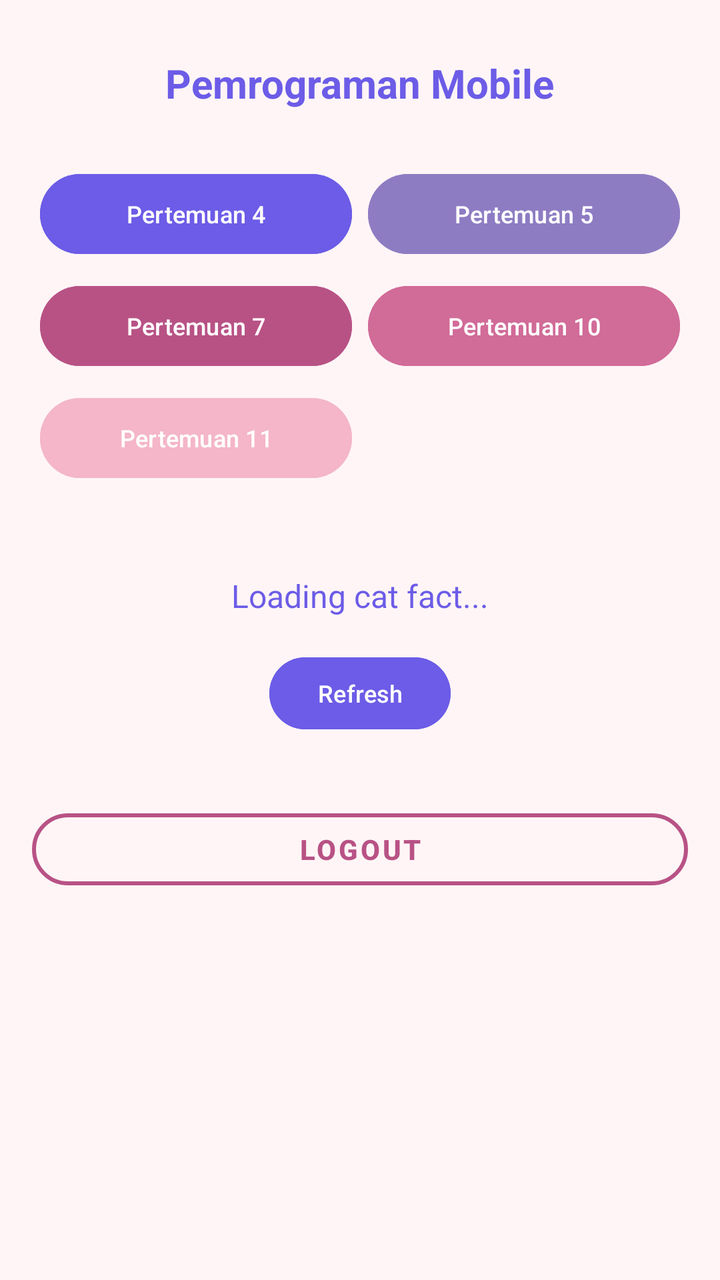
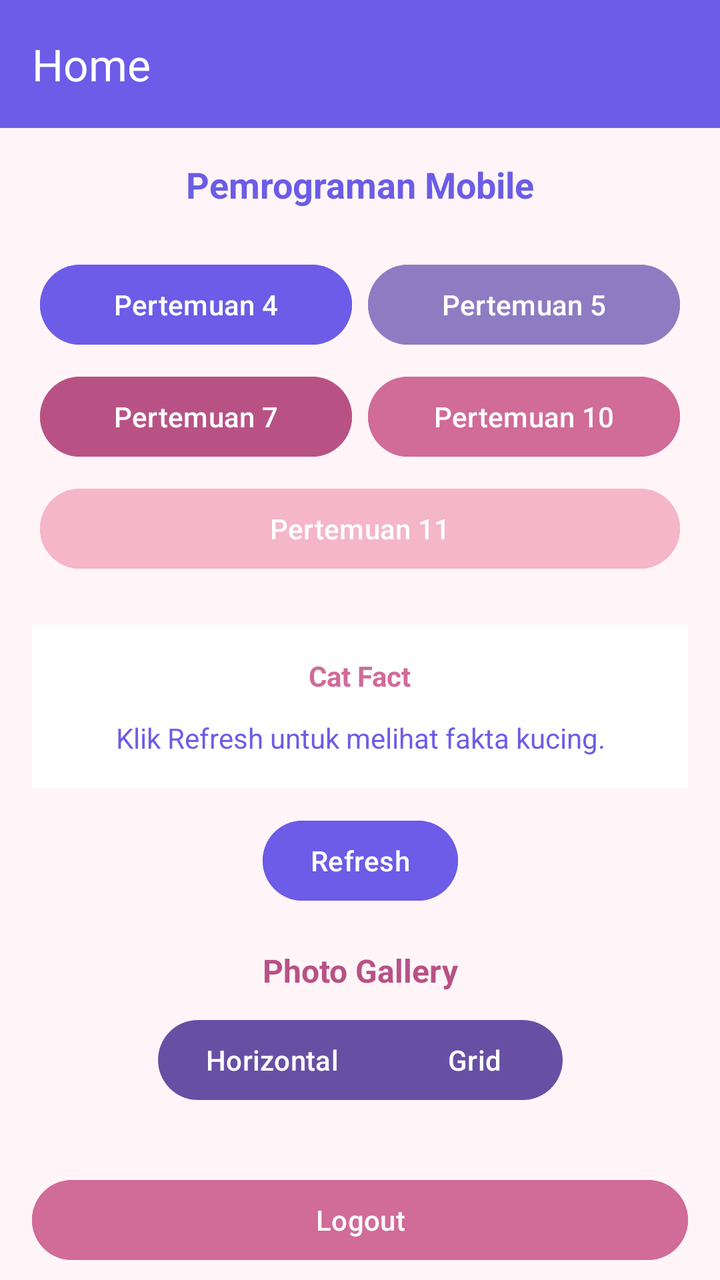

Compare the two renders of this Android layout. The source of the first and the diff that turns it into the second are given below.
<!-- AndroidManifest.xml: application theme Theme.Najahtiemobile -->
<!-- res/layout/fragment_home.xml -->
<?xml version="1.0" encoding="utf-8"?>
<androidx.constraintlayout.widget.ConstraintLayout
    xmlns:android="http://schemas.android.com/apk/res/android"
    xmlns:app="http://schemas.android.com/apk/res-auto"
    xmlns:tools="http://schemas.android.com/tools"
    android:layout_width="match_parent"
    android:layout_height="match_parent"
    android:background="#FFF5F6"
    tools:context=".Home.HomeFragment">

    <ScrollView
        android:layout_width="match_parent"
        android:layout_height="match_parent"
        android:fillViewport="true">

        <LinearLayout
            android:layout_width="match_parent"
            android:layout_height="wrap_content"
            android:orientation="vertical"
            android:gravity="center_horizontal"
            android:paddingStart="16dp"
            android:paddingEnd="16dp"
            android:paddingTop="16dp"
            android:paddingBottom="24dp">

            
            <TextView
                android:id="@+id/tvWelcome"
                android:layout_width="wrap_content"
                android:layout_height="wrap_content"
                android:layout_marginTop="12dp"
                android:layout_marginBottom="24dp"
                android:text="Pemrograman Mobile"
                android:textColor="#6C5CE7"
                android:textSize="20sp"
                android:textStyle="bold"
                android:gravity="center" />

            
            <GridLayout
                android:layout_width="match_parent"
                android:layout_height="wrap_content"
                android:columnCount="2"
                android:rowCount="3"
                android:alignmentMode="alignMargins"
                android:useDefaultMargins="true">

                
                <com.google.android.material.button.MaterialButton
                    android:id="@+id/btnToFourth"
                    android:layout_width="0dp"
                    android:layout_height="48dp"
                    android:layout_columnWeight="1"
                    android:text="Pertemuan 4"
                    android:textSize="12sp"
                    android:textColor="#FFFFFF"
                    android:backgroundTint="#6C5CE7"
                    app:cornerRadius="30dp" />

                
                <com.google.android.material.button.MaterialButton
                    android:id="@+id/btnToFifth"
                    android:layout_width="0dp"
                    android:layout_height="48dp"
                    android:layout_columnWeight="1"
                    android:text="Pertemuan 5"
                    android:textSize="12sp"
                    android:textColor="#FFFFFF"
                    android:backgroundTint="#8E7CC3"
                    app:cornerRadius="30dp" />

                
                <com.google.android.material.button.MaterialButton
                    android:id="@+id/btnToSeventh"
                    android:layout_width="0dp"
                    android:layout_height="48dp"
                    android:layout_columnWeight="1"
                    android:text="Pertemuan 7"
                    android:textSize="12sp"
                    android:textColor="#FFFFFF"
                    android:backgroundTint="#B85285"
                    app:cornerRadius="30dp" />

                
                <com.google.android.material.button.MaterialButton
                    android:id="@+id/btnToTenth"
                    android:layout_width="0dp"
                    android:layout_height="48dp"
                    android:layout_columnWeight="1"
                    android:text="Pertemuan 10"
                    android:textSize="12sp"
                    android:textColor="#FFFFFF"
                    android:backgroundTint="#D16B98"
                    app:cornerRadius="30dp" />

                
                <com.google.android.material.button.MaterialButton
                    android:id="@+id/btnToEleven"
                    android:layout_width="0dp"
                    android:layout_height="48dp"
                    android:layout_columnWeight="1"
                    android:text="Pertemuan 11"
                    android:textSize="12sp"
                    android:textColor="#FFFFFF"
                    android:backgroundTint="#F4B6C8"
                    app:cornerRadius="30dp" />

            </GridLayout>

            
            <TextView
                android:id="@+id/tvCatFact"
                android:layout_width="match_parent"
                android:layout_height="wrap_content"
                android:layout_marginTop="28dp"
                android:padding="12dp"
                android:gravity="center"
                android:text="Loading cat fact..."
                android:textAlignment="center"
                android:textColor="#6C5CE7"
                android:textSize="16sp" />

            
            <com.google.android.material.button.MaterialButton
                android:id="@+id/btnRefresh"
                android:layout_width="wrap_content"
                android:layout_height="44dp"
                android:layout_marginTop="4dp"
                android:text="Refresh"
                android:textColor="#FFFFFF"
                android:textSize="12sp"
                android:backgroundTint="#6C5CE7"
                app:cornerRadius="30dp" />

            
            <com.google.android.material.button.MaterialButton
                android:id="@+id/btnLogout"
                style="@style/Widget.MaterialComponents.Button.OutlinedButton"
                android:layout_width="match_parent"
                android:layout_height="48dp"
                android:layout_marginTop="32dp"
                android:text="Logout"
                android:textColor="#B85285"
                android:textSize="14sp"
                android:textStyle="bold"
                app:cornerRadius="24dp"
                app:strokeColor="#B85285"
                app:strokeWidth="2dp" />

        </LinearLayout>
    </ScrollView>

</androidx.constraintlayout.widget.ConstraintLayout>
<!-- resources referenced by this layout -->
<resources>
  <style name="Theme.Najahtiemobile" parent="Base.Theme.Najahtiemobile" />
  <style name="Base.Theme.Najahtiemobile" parent="Theme.Material3.DayNight.NoActionBar">
          
          
      </style>
</resources>

<!-- the commit's change to res/layout/fragment_home.xml (unified diff, before → after) -->
@@ -1,153 +1,298 @@
 <?xml version="1.0" encoding="utf-8"?>
-<androidx.constraintlayout.widget.ConstraintLayout
+<androidx.coordinatorlayout.widget.CoordinatorLayout
     xmlns:android="http://schemas.android.com/apk/res/android"
     xmlns:app="http://schemas.android.com/apk/res-auto"
     xmlns:tools="http://schemas.android.com/tools"
     android:layout_width="match_parent"
     android:layout_height="match_parent"
-    android:background="#FFF5F6"
-    tools:context=".Home.HomeFragment">
-
-    <ScrollView
+    android:background="#FFF5F8">
+
+    
+    <com.google.android.material.appbar.AppBarLayout
+        android:id="@+id/appBarLayout"
+        android:layout_width="match_parent"
+        android:layout_height="wrap_content"
+        android:background="#6C5CE7">
+
+        <com.google.android.material.appbar.MaterialToolbar
+            android:id="@+id/toolbar"
+            android:layout_width="match_parent"
+            android:layout_height="?attr/actionBarSize"
+            android:background="#6C5CE7"
+            app:title="Home"
+            app:titleTextColor="@android:color/white" />
+
+    </com.google.android.material.appbar.AppBarLayout>
+
+    
+    <androidx.core.widget.NestedScrollView
         android:layout_width="match_parent"
         android:layout_height="match_parent"
-        android:fillViewport="true">
-
-        <LinearLayout
+        android:fillViewport="true"
+        android:clipToPadding="false"
+        app:layout_behavior="@string/appbar_scrolling_view_behavior">
+
+        <androidx.constraintlayout.widget.ConstraintLayout
             android:layout_width="match_parent"
             android:layout_height="wrap_content"
-            android:orientation="vertical"
-            android:gravity="center_horizontal"
-            android:paddingStart="16dp"
-            android:paddingEnd="16dp"
-            android:paddingTop="16dp"
-            android:paddingBottom="24dp">
+            android:padding="16dp">
 
             
             <TextView
                 android:id="@+id/tvWelcome"
                 android:layout_width="wrap_content"
                 android:layout_height="wrap_content"
-                android:layout_marginTop="12dp"
-                android:layout_marginBottom="24dp"
                 android:text="Pemrograman Mobile"
                 android:textColor="#6C5CE7"
-                android:textSize="20sp"
+                android:textSize="18sp"
                 android:textStyle="bold"
-                android:gravity="center" />
-
-            
-            <GridLayout
+                app:layout_constraintTop_toTopOf="parent"
+                app:layout_constraintStart_toStartOf="parent"
+                app:layout_constraintEnd_toEndOf="parent" />
+
+            
+            <LinearLayout
+                android:id="@+id/grid_button"
                 android:layout_width="match_parent"
                 android:layout_height="wrap_content"
-                android:columnCount="2"
-                android:rowCount="3"
-                android:alignmentMode="alignMargins"
-                android:useDefaultMargins="true">
+                android:layout_marginTop="20dp"
+                android:orientation="vertical"
+                app:layout_constraintTop_toBottomOf="@id/tvWelcome"
+                app:layout_constraintStart_toStartOf="parent"
+                app:layout_constraintEnd_toEndOf="parent">
 
                 
-                <com.google.android.material.button.MaterialButton
-                    android:id="@+id/btnToFourth"
-                    android:layout_width="0dp"
-                    android:layout_height="48dp"
-                    android:layout_columnWeight="1"
-                    android:text="Pertemuan 4"
-                    android:textSize="12sp"
-                    android:textColor="#FFFFFF"
-                    android:backgroundTint="#6C5CE7"
-                    app:cornerRadius="30dp" />
+                <LinearLayout
+                    android:layout_width="match_parent"
+                    android:layout_height="wrap_content"
+                    android:orientation="horizontal">
+
+                    <com.google.android.material.button.MaterialButton
+                        android:id="@+id/btnToFourth"
+                        android:layout_width="0dp"
+                        android:layout_height="48dp"
+                        android:layout_weight="1"
+                        android:layout_margin="4dp"
+                        android:text="Pertemuan 4"
+                        android:textAllCaps="false"
+                        android:textColor="#FFFFFF"
+                        android:backgroundTint="#6C5CE7"
+                        app:cornerRadius="25dp" />
+
+                    <com.google.android.material.button.MaterialButton
+                        android:id="@+id/btnToFifth"
+                        android:layout_width="0dp"
+                        android:layout_height="48dp"
+                        android:layout_weight="1"
+                        android:layout_margin="4dp"
+                        android:text="Pertemuan 5"
+                        android:textAllCaps="false"
+                        android:textColor="#FFFFFF"
+                        android:backgroundTint="#8E7CC3"
+                        app:cornerRadius="25dp" />
+
+                </LinearLayout>
 
                 
-                <com.google.android.material.button.MaterialButton
-                    android:id="@+id/btnToFifth"
-                    android:layout_width="0dp"
-                    android:layout_height="48dp"
-                    android:layout_columnWeight="1"
-                    android:text="Pertemuan 5"
-                    android:textSize="12sp"
-                    android:textColor="#FFFFFF"
-                    android:backgroundTint="#8E7CC3"
-                    app:cornerRadius="30dp" />
-
-                
-                <com.google.android.material.button.MaterialButton
-                    android:id="@+id/btnToSeventh"
-                    android:layout_width="0dp"
-                    android:layout_height="48dp"
-                    android:layout_columnWeight="1"
-                    android:text="Pertemuan 7"
-                    android:textSize="12sp"
-                    android:textColor="#FFFFFF"
-                    android:backgroundTint="#B85285"
-                    app:cornerRadius="30dp" />
-
-                
-                <com.google.android.material.button.MaterialButton
-                    android:id="@+id/btnToTenth"
-                    android:layout_width="0dp"
-                    android:layout_height="48dp"
-                    android:layout_columnWeight="1"
-                    android:text="Pertemuan 10"
-                    android:textSize="12sp"
-                    android:textColor="#FFFFFF"
-                    android:backgroundTint="#D16B98"
-                    app:cornerRadius="30dp" />
+                <LinearLayout
+                    android:layout_width="match_parent"
+                    android:layout_height="wrap_content"
+                    android:orientation="horizontal">
+
+                    <com.google.android.material.button.MaterialButton
+                        android:id="@+id/btnToSeventh"
+                        android:layout_width="0dp"
+                        android:layout_height="48dp"
+                        android:layout_weight="1"
+                        android:layout_margin="4dp"
+                        android:text="Pertemuan 7"
+                        android:textAllCaps="false"
+                        android:textColor="#FFFFFF"
+                        android:backgroundTint="#B85285"
+                        app:cornerRadius="25dp" />
+
+                    <com.google.android.material.button.MaterialButton
+                        android:id="@+id/btnToTenth"
+                        android:layout_width="0dp"
+                        android:layout_height="48dp"
+                        android:layout_weight="1"
+                        android:layout_margin="4dp"
+                        android:text="Pertemuan 10"
+                        android:textAllCaps="false"
+                        android:textColor="#FFFFFF"
+                        android:backgroundTint="#D16B98"
+                        app:cornerRadius="25dp" />
+
+                </LinearLayout>
 
                 
                 <com.google.android.material.button.MaterialButton
                     android:id="@+id/btnToEleven"
-                    android:layout_width="0dp"
+                    android:layout_width="match_parent"
                     android:layout_height="48dp"
-                    android:layout_columnWeight="1"
+                    android:layout_margin="4dp"
                     android:text="Pertemuan 11"
-                    android:textSize="12sp"
+                    android:textAllCaps="false"
                     android:textColor="#FFFFFF"
                     android:backgroundTint="#F4B6C8"
-                    app:cornerRadius="30dp" />
-
-            </GridLayout>
-
-            
-            <TextView
-                android:id="@+id/tvCatFact"
+                    app:cornerRadius="25dp" />
+
+            </LinearLayout>
+
+            
+            <LinearLayout
+                android:id="@+id/layoutCatFact"
                 android:layout_width="match_parent"
                 android:layout_height="wrap_content"
-                android:layout_marginTop="28dp"
-                android:padding="12dp"
+                android:layout_marginTop="20dp"
+                android:orientation="vertical"
                 android:gravity="center"
-                android:text="Loading cat fact..."
-                android:textAlignment="center"
-                android:textColor="#6C5CE7"
-                android:textSize="16sp" />
+                android:padding="16dp"
+                android:background="#FFFFFF"
+                app:layout_constraintTop_toBottomOf="@id/grid_button"
+                app:layout_constraintStart_toStartOf="parent"
+                app:layout_constraintEnd_toEndOf="parent">
+
+                <TextView
+                    android:layout_width="wrap_content"
+                    android:layout_height="wrap_content"
+                    android:text="Cat Fact"
+                    android:textColor="#D16B98"
+                    android:textSize="14sp"
+                    android:textStyle="bold" />
+
+                <TextView
+                    android:id="@+id/tvCatFact"
+                    android:layout_width="match_parent"
+                    android:layout_height="wrap_content"
+                    android:layout_marginTop="12dp"
+                    android:gravity="center"
+                    android:text="Klik Refresh untuk melihat fakta kucing."
+                    android:textColor="#6C5CE7"
+                    android:textSize="14sp" />
+
+            </LinearLayout>
 
             
             <com.google.android.material.button.MaterialButton
                 android:id="@+id/btnRefresh"
                 android:layout_width="wrap_content"
-                android:layout_height="44dp"
-                android:layout_marginTop="4dp"
+                android:layout_height="48dp"
+                android:layout_marginTop="12dp"
                 android:text="Refresh"
+                android:textAllCaps="false"
                 android:textColor="#FFFFFF"
-                android:textSize="12sp"
                 android:backgroundTint="#6C5CE7"
-                app:cornerRadius="30dp" />
+                app:cornerRadius="25dp"
+                app:layout_constraintTop_toBottomOf="@id/layoutCatFact"
+                app:layout_constraintStart_toStartOf="parent"
+                app:layout_constraintEnd_toEndOf="parent" />
+
+            
+            <TextView
+                android:id="@+id/tvGalleryTitle"
+                android:layout_width="wrap_content"
+                android:layout_height="wrap_content"
+                android:layout_marginTop="20dp"
+                android:text="Photo Gallery"
+                android:textColor="#B85285"
+                android:textSize="16sp"
+                android:textStyle="bold"
+                app:layout_constraintTop_toBottomOf="@id/btnRefresh"
+                app:layout_constraintStart_toStartOf="parent"
+                app:layout_constraintEnd_toEndOf="parent" />
+
+            
+            <com.google.android.material.button.MaterialButtonToggleGroup
+                android:id="@+id/toggleGalleryMode"
+                android:layout_width="wrap_content"
+                android:layout_height="wrap_content"
+                android:layout_marginTop="10dp"
+                app:singleSelection="true"
+                app:selectionRequired="true"
+                app:checkedButton="@id/btnHorizontal"
+                app:layout_constraintTop_toBottomOf="@id/tvGalleryTitle"
+                app:layout_constraintStart_toStartOf="parent"
+                app:layout_constraintEnd_toEndOf="parent">
+
+                <com.google.android.material.button.MaterialButton
+                    android:id="@+id/btnHorizontal"
+                    android:layout_width="wrap_content"
+                    android:layout_height="wrap_content"
+                    android:text="Horizontal"
+                    android:textAllCaps="false" />
+
+                <com.google.android.material.button.MaterialButton
+                    android:id="@+id/btnGrid"
+                    android:layout_width="wrap_content"
+                    android:layout_height="wrap_content"
+                    android:text="Grid"
+                    android:textAllCaps="false" />
+
+            </com.google.android.material.button.MaterialButtonToggleGroup>
+
+            
+            <androidx.recyclerview.widget.RecyclerView
+                android:id="@+id/rvGallery"
+                android:layout_width="0dp"
+                android:layout_height="wrap_content"
+                android:layout_marginTop="12dp"
+                android:nestedScrollingEnabled="false"
+                app:layout_constraintTop_toBottomOf="@id/toggleGalleryMode"
+                app:layout_constraintStart_toStartOf="parent"
+                app:layout_constraintEnd_toEndOf="parent"
+                tools:listitem="@layout/item_photo" />
 
             
             <com.google.android.material.button.MaterialButton
                 android:id="@+id/btnLogout"
-                style="@style/Widget.MaterialComponents.Button.OutlinedButton"
                 android:layout_width="match_parent"
                 android:layout_height="48dp"
-                android:layout_marginTop="32dp"
+                android:layout_marginTop="20dp"
+                android:layout_marginBottom="16dp"
                 android:text="Logout"
-                android:textColor="#B85285"
-                android:textSize="14sp"
-                android:textStyle="bold"
-                app:cornerRadius="24dp"
-                app:strokeColor="#B85285"
-                app:strokeWidth="2dp" />
-
-        </LinearLayout>
-    </ScrollView>
-
+                android:textAllCaps="false"
+                android:textColor="#FFFFFF"
+                android:backgroundTint="#D16B98"
+                app:cornerRadius="25dp"
+                app:layout_constraintTop_toBottomOf="@id/rvGallery"
+                app:layout_constraintStart_toStartOf="parent"
+                app:layout_constraintEnd_toEndOf="parent"
+                app:layout_constraintBottom_toBottomOf="parent" />
+
+        </androidx.constraintlayout.widget.ConstraintLayout>
+
+    </androidx.core.widget.NestedScrollView>
+
+</androidx.coordinatorlayout.widget.CoordinatorLayout>
+<!-- res/layout/item_photo.xml (included above) -->
+<androidx.constraintlayout.widget.ConstraintLayout xmlns:android="http://schemas.android.com/apk/res/android"
+    xmlns:app="http://schemas.android.com/apk/res-auto"
+    xmlns:tools="http://schemas.android.com/tools"
+    android:layout_width="match_parent"
+    android:layout_height="wrap_content"
+    android:orientation="vertical"
+    android:padding="8dp">
+
+    <ImageView
+        android:id="@+id/imgPhoto"
+        android:layout_width="match_parent"
+        android:layout_height="200dp"
+        android:scaleType="centerCrop"
+        app:layout_constraintEnd_toEndOf="parent"
+        app:layout_constraintStart_toStartOf="parent"
+        app:layout_constraintTop_toTopOf="parent" />
+
+    <TextView
+        android:id="@+id/tvAuthor"
+        android:layout_width="wrap_content"
+        android:layout_height="wrap_content"
+        android:layout_marginTop="8dp"
+        android:paddingTop="4dp"
+        android:text="Author"
+        android:textSize="16sp"
+        app:layout_constraintEnd_toEndOf="parent"
+        app:layout_constraintHorizontal_bias="0.0"
+        app:layout_constraintStart_toStartOf="parent"
+        app:layout_constraintTop_toBottomOf="@+id/imgPhoto" />
 </androidx.constraintlayout.widget.ConstraintLayout>
